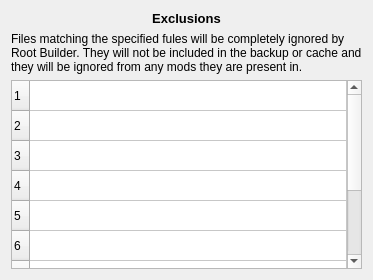
This is src/plugin/rootbuilder/ui/rootbuilder_exclusions.ui in Kezyma/ModOrganizer-Plugins as Qt 5 draws it before an edit. The edited form follows.
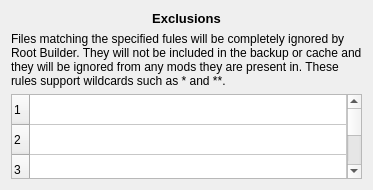
This is the edited form.

The edit to the form file:
```diff
--- a/src/plugin/rootbuilder/ui/rootbuilder_exclusions.ui
+++ b/src/plugin/rootbuilder/ui/rootbuilder_exclusions.ui
@@ -7,9 +7,15 @@
     <x>0</x>
     <y>0</y>
     <width>373</width>
-    <height>280</height>
+    <height>190</height>
    </rect>
   </property>
+  <property name="minimumSize">
+   <size>
+    <width>0</width>
+    <height>190</height>
+   </size>
+  </property>
   <property name="windowTitle">
    <string>Form</string>
   </property>
@@ -34,7 +40,7 @@
    <item>
     <widget class="QLabel" name="exclusionsDesc">
      <property name="text">
-      <string>Files matching the specified fules will be completely ignored by Root Builder. They will not be included in the backup or cache and they will be ignored from any mods they are present in.</string>
+      <string>Files matching the specified fules will be completely ignored by Root Builder. They will not be included in the backup or cache and they will be ignored from any mods they are present in. These rules support wildcards such as * and **.</string>
      </property>
      <property name="wordWrap">
       <bool>true</bool>
```
